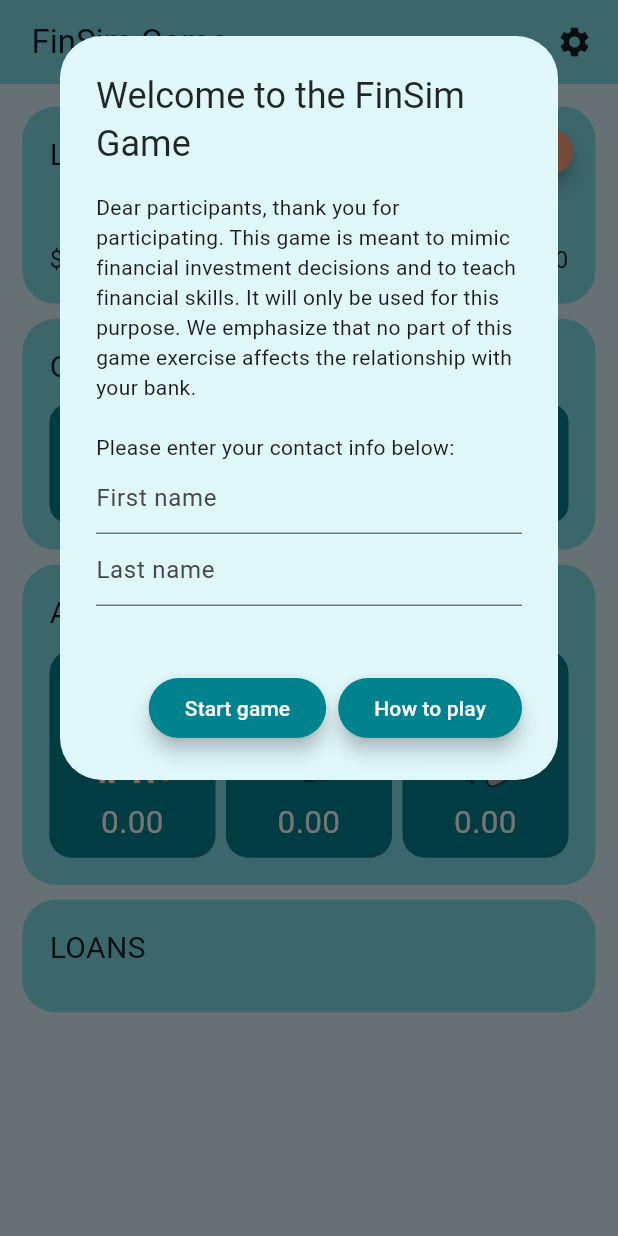
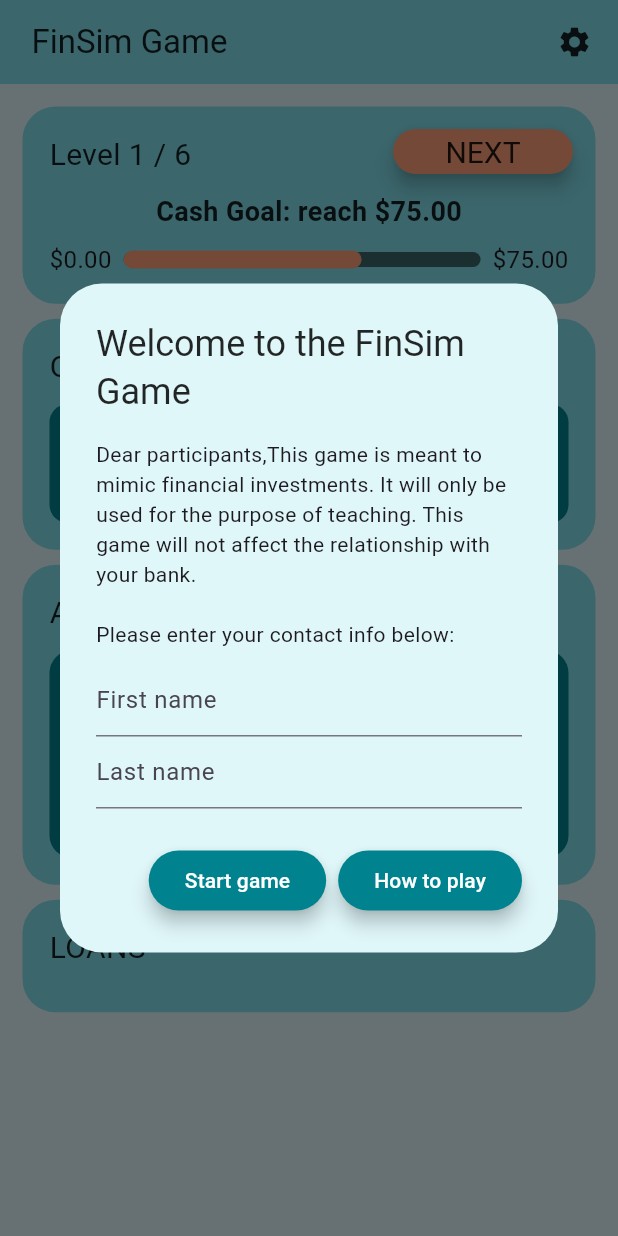
Before and after one commit to Luc1eSky/financial_literacy_game, a Flutter app: the screen it shows after launch, on a phone screen of 412 x 824 dp. Run offline on Flutter 3.47's test engine with Material 2 defaults, Android fonts, the phone set to English and light mode, and no system bars; drawn by our look-alikes of auto_size_text; our stand-ins replace carousel_slider, confetti, device_info_plus, flutter_riverpod, shared_preferences; missing offline and left inert: defer_pointer.

Commit message:
UI changes / bug fix  - adjust welcome dialog text based on presence of soft keyboard (for mobile)

```diff
--- a/lib/presentation/screens/home_page.dart
+++ b/lib/presentation/screens/home_page.dart
@@ -65,25 +65,25 @@ class _HomepageState extends ConsumerState<Homepage> {
                   content: Column(
                     mainAxisSize: MainAxisSize.min,
                     children: [
-                      const Text("Dear participants, thank you for "
-                          "participating. This game is meant to "
-                          "mimic financial investment decisions and to teach "
-                          "financial skills. It will only be used for this "
-                          "purpose. We emphasize that no part of this game "
-                          "exercise affects the relationship with your bank.\n\n"
-                          "Please enter your contact info below:"),
+                      SizedBox(
+                        height: MediaQuery.of(context).viewInsets.bottom == 0 ? 150 : 100,
+                        child: const SingleChildScrollView(
+                          child: Text(
+                            "Dear participants,"
+                            "This game is meant to mimic financial investments."
+                            " It will only be used for the purpose of teaching. "
+                            "This game will not affect the relationship with your bank.\n\n"
+                            "Please enter your contact info below:",
+                          ),
+                        ),
+                      ),
                       TextField(
                         controller: firstNameTextController,
-                        decoration:
-                            const InputDecoration(hintText: "First name"),
+                        decoration: const InputDecoration(hintText: "First name"),
                       ),
                       TextField(
                         controller: lastNameTextController,
-                        decoration:
-                            const InputDecoration(hintText: "Last name"),
-                      ),
-                      const SizedBox(
-                        height: 20,
+                        decoration: const InputDecoration(hintText: "Last name"),
                       ),
                     ],
                   ),
@@ -175,8 +175,7 @@ class _HomepageState extends ConsumerState<Homepage> {
                         const SizedBox(height: 10),
                         if (levels[ref.read(gameDataNotifierProvider).levelId]
                             .includePersonalIncome)
-                          const SectionCard(
-                              title: 'PERSONAL', content: PersonalContent()),
+                          const SectionCard(title: 'PERSONAL', content: PersonalContent()),
                         if (levels[ref.read(gameDataNotifierProvider).levelId]
                             .includePersonalIncome)
                           const SizedBox(height: 10),
@@ -200,8 +199,7 @@ class _HomepageState extends ConsumerState<Homepage> {
         Align(
           alignment: Alignment.topCenter,
           child: ConfettiWidget(
-            confettiController:
-                ref.read(gameDataNotifierProvider).confettiController,
+            confettiController: ref.read(gameDataNotifierProvider).confettiController,
             shouldLoop: true,
             emissionFrequency: 0.03,
             numberOfParticles: 20,
--- a/lib/presentation/widgets/menu_dialog.dart
+++ b/lib/presentation/widgets/menu_dialog.dart
@@ -20,10 +20,9 @@ class MenuDialog extends StatelessWidget {
   @override
   Widget build(BuildContext context) {
     return DeferredPointerHandler(
-      child: SingleChildScrollView(
-        padding: EdgeInsets.only(
-            bottom: MediaQuery.of(context).viewInsets.bottom), // adjust
-        // values
+      child: AnimatedContainer(
+        padding: MediaQuery.of(context).padding,
+        duration: const Duration(milliseconds: 300),
         child: AlertDialog(
           backgroundColor: ColorPalette().background,
           title: Stack(
```
